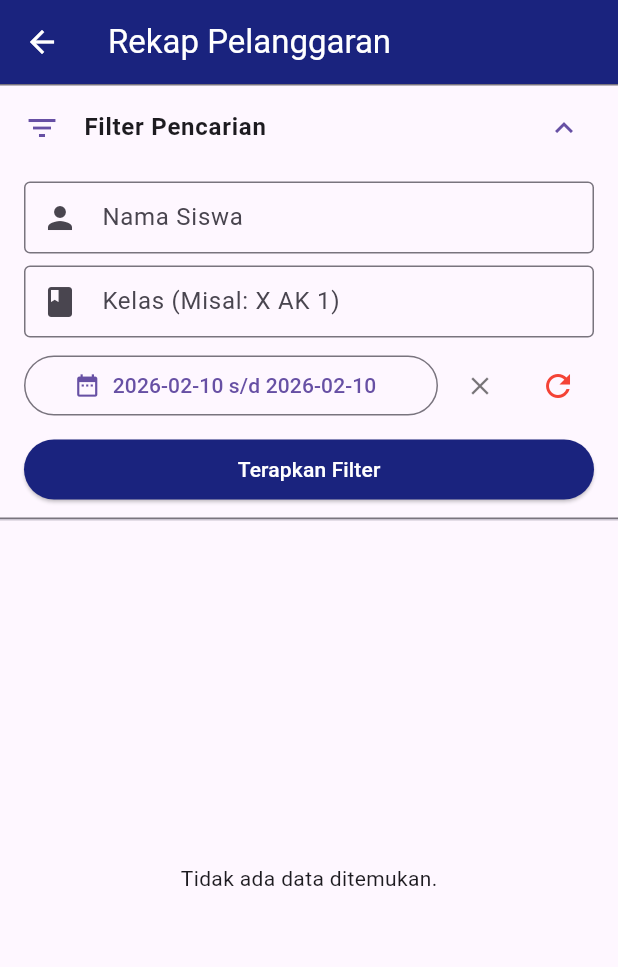
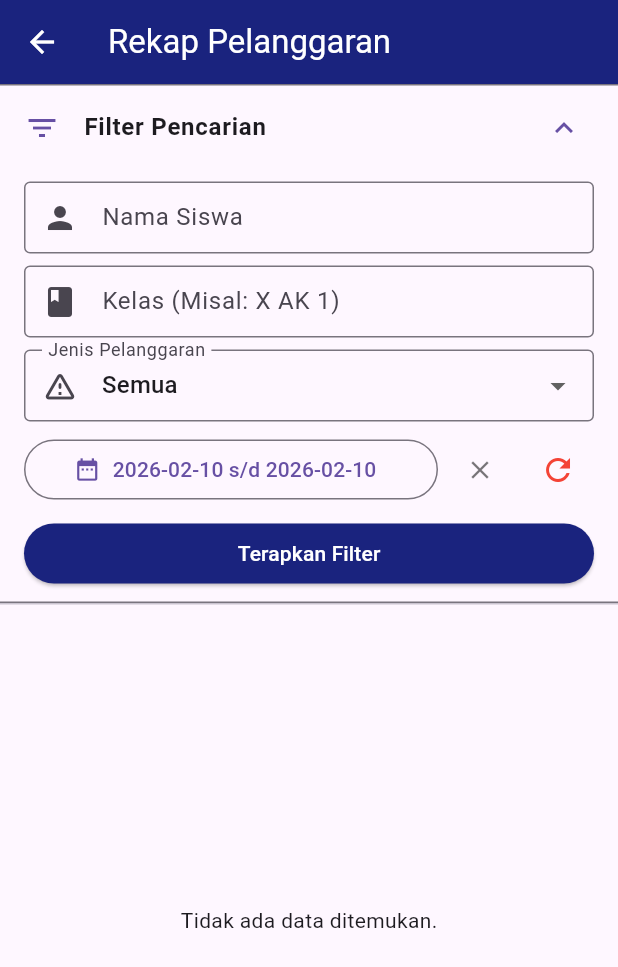
Before and after one commit to sujayaindo/apppelanggaran, a Flutter app: the HalamanCatatanPelanggaran screen opened directly, after a tap on "Filter Pencarian", on a phone screen of 412 x 824 dp. Shown: the top 967 px of the screen. Run offline on Flutter 3.47's test engine with Material 3 defaults, Android fonts, the phone set to English and light mode, and no system bars; our stand-ins replace image_picker, shared_preferences; accounts and stored records are empty; network calls fail.

Commit message:
2/10/26 9:05

```diff
--- a/lib/provider/catatan_pelanggaran_provider.dart
+++ b/lib/provider/catatan_pelanggaran_provider.dart
@@ -14,6 +14,7 @@ class CatatanPelanggaranProvider with ChangeNotifier {
   // State untuk Filter
   final TextEditingController namaController = TextEditingController();
   final TextEditingController kelasController = TextEditingController();
+  final TextEditingController jenisPelanggaranController = TextEditingController();
   DateTime? tanggalAwal;
   DateTime? tanggalAkhir;
 
@@ -38,6 +39,7 @@ class CatatanPelanggaranProvider with ChangeNotifier {
   void resetFilter() {
     namaController.clear();
     kelasController.clear();
+    jenisPelanggaranController.clear();
     final now = DateTime.now();
     tanggalAwal = DateTime(now.year, now.month, now.day);
     tanggalAkhir = DateTime(now.year, now.month, now.day);
@@ -54,6 +56,9 @@ class CatatanPelanggaranProvider with ChangeNotifier {
       // Masukkan parameter filter jika ada isinya
       if (namaController.text.isNotEmpty) params['nama'] = namaController.text;
       if (kelasController.text.isNotEmpty) params['kelas'] = kelasController.text;
+      if (jenisPelanggaranController.text.isNotEmpty) {
+        params['jenis_pelanggaran'] = jenisPelanggaranController.text;
+      }
 
       if (tanggalAwal != null && tanggalAkhir != null) {
         params['tanggal_awal'] = tanggalAwal!.toIso8601String().split('T')[0];
--- a/lib/view/halaman_catatan_pelanggaran.dart
+++ b/lib/view/halaman_catatan_pelanggaran.dart
@@ -1,6 +1,7 @@
 import 'package:flutter/material.dart';
 import 'package:provider/provider.dart';
 import '../provider/catatan_pelanggaran_provider.dart';
+import '../provider/input_pelanggaran_provider.dart';
 import '../provider/auth_provider.dart';
 import 'halaman_detail_pelanggaran.dart';
 
@@ -18,6 +19,7 @@ class _HalamanCatatanPelanggaranState extends State<HalamanCatatanPelanggaran> {
     super.initState();
     WidgetsBinding.instance.addPostFrameCallback((_) {
       _ambilData();
+      _ambilMasterPelanggaran();
     });
   }
 
@@ -26,9 +28,25 @@ class _HalamanCatatanPelanggaranState extends State<HalamanCatatanPelanggaran> {
     context.read<CatatanPelanggaranProvider>().ambilData(token);
   }
 
+  void _ambilMasterPelanggaran() {
+    final token = context.read<AuthProvider>().user?.token ?? "";
+    final masterProv = context.read<InputPelanggaranProvider>();
+    if (!masterProv.loadingMaster && masterProv.masterPelanggaran.isEmpty) {
+      masterProv.ambilMasterPelanggaran(token);
+    }
+  }
+
   @override
   Widget build(BuildContext context) {
     final prov = context.watch<CatatanPelanggaranProvider>();
+    final masterProv = context.watch<InputPelanggaranProvider>();
+    final jenisOptions = masterProv.masterPelanggaran
+        .map((e) => (e['nama_pelanggaran'] ?? '').toString())
+        .where((e) => e.trim().isNotEmpty)
+        .toSet()
+        .toList()
+      ..sort();
+    final selectedJenis = prov.jenisPelanggaranController.text;
 
     return Scaffold(
       appBar: AppBar(
@@ -62,6 +80,35 @@ class _HalamanCatatanPelanggaranState extends State<HalamanCatatanPelanggaran> {
                 decoration: const InputDecoration(
                   labelText: "Kelas (Misal: X AK 1)",
                   prefixIcon: Icon(Icons.class_),
+                  border: OutlineInputBorder(),
+                  contentPadding:
+                      EdgeInsets.symmetric(vertical: 0, horizontal: 12),
+                ),
+              ),
+              const SizedBox(height: 8),
+              DropdownButtonFormField<String>(
+                initialValue: selectedJenis.isEmpty ? '' : selectedJenis,
+                isExpanded: true,
+                items: [
+                  const DropdownMenuItem(
+                    value: '',
+                    child: Text('Semua'),
+                  ),
+                  ...jenisOptions.map(
+                    (nama) => DropdownMenuItem(
+                      value: nama,
+                      child: Text(nama, overflow: TextOverflow.ellipsis),
+                    ),
+                  ),
+                ],
+                onChanged: (value) {
+                  setState(() {
+                    prov.jenisPelanggaranController.text = value ?? '';
+                  });
+                },
+                decoration: const InputDecoration(
+                  labelText: "Jenis Pelanggaran",
+                  prefixIcon: Icon(Icons.warning_amber_rounded),
                   border: OutlineInputBorder(),
                   contentPadding:
                       EdgeInsets.symmetric(vertical: 0, horizontal: 12),
```
